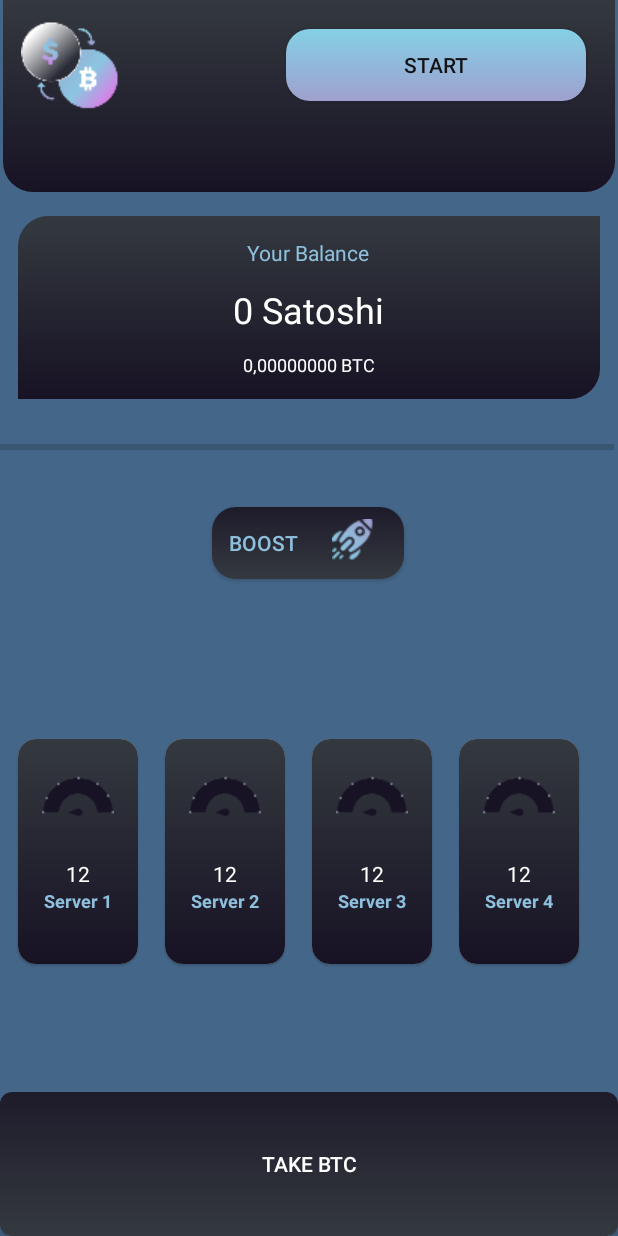
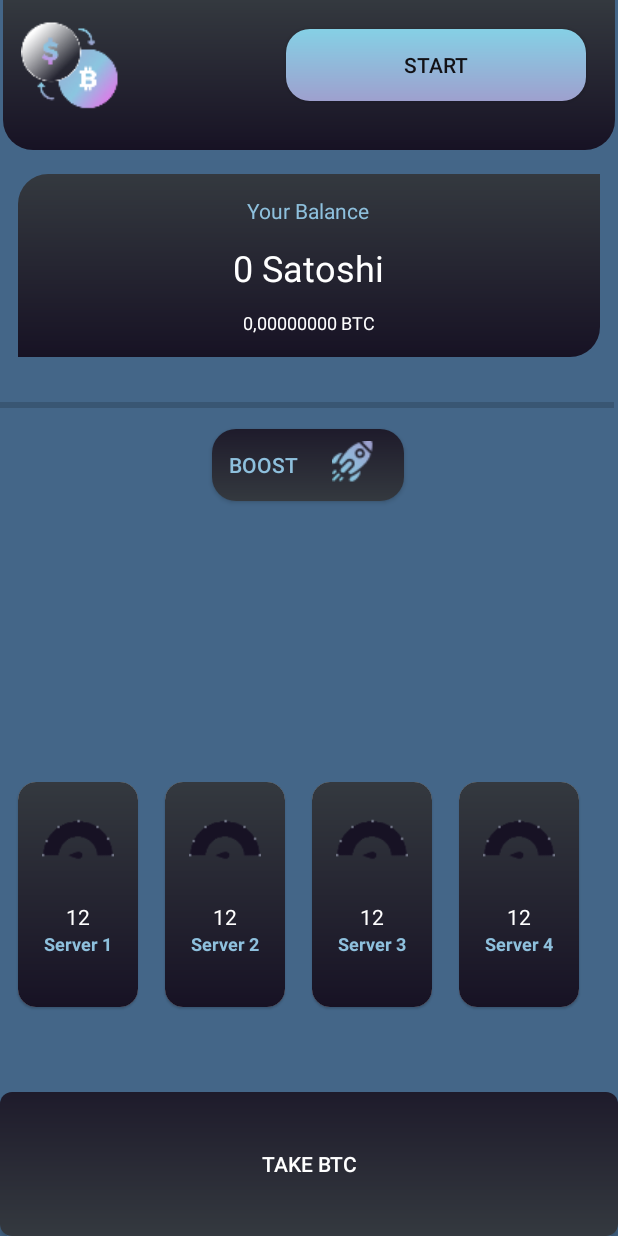
Before and after one commit to gorsyntora/BitWallet, an Android app: the screen it shows after launch (MainActivity), on a phone screen of 412 x 824 dp. Run offline under Robolectric (Android 15) with nearby library versions, the phone set to English and light mode, and no system bars; our stand-ins replace Room's generated code.

Commit message:
version 1.2

```diff
--- a/app/src/main/java/com/app/bitwallet/MainActivity.java
+++ b/app/src/main/java/com/app/bitwallet/MainActivity.java
@@ -81,7 +81,6 @@ public class MainActivity extends AppCompatActivity {
                             adapter.notifyItemChanged(finalI);
                         }, 2000L * finalI);
 
-
                     }
 
                 }
--- a/app/src/main/java/com/app/recycler/ItemViewAdapter.java
+++ b/app/src/main/java/com/app/recycler/ItemViewAdapter.java
@@ -31,7 +31,6 @@ public class ItemViewAdapter extends RecyclerView.Adapter<ItemViewAdapter.DataIt
     public DataItemHolder onCreateViewHolder(@NonNull ViewGroup parent, int viewType) {
 
         View recyclerViewItem = mLayoutInflater.inflate(R.layout.items_layout, parent, false);
-
         recyclerViewItem.setOnClickListener(v -> handleRecyclerItemClick((RecyclerView) parent, v));
         return new DataItemHolder(recyclerViewItem, context);
     }
--- a/app/src/main/res/layout/wallet_frame.xml
+++ b/app/src/main/res/layout/wallet_frame.xml
@@ -9,7 +9,7 @@
 
 
     <FrameLayout android:layout_width="match_parent"
-                 android:layout_height="128dp"
+                 android:layout_height="100dp"
                  style="@style/CustomCardViewStyle"
                  android:background="@drawable/background_top"
                  android:layout_marginRight="2dp"
@@ -93,16 +93,16 @@
             app:layout_constraintHorizontal_bias="0.498"
             app:layout_constraintEnd_toEndOf="parent"
             app:layout_constraintTop_toBottomOf="@+id/main_menu"
-            app:layout_constraintBottom_toTopOf="@+id/button" app:layout_constraintVertical_bias="0.205"
-            android:drawablePadding="12dp" android:layout_marginTop="72dp"/>
+
+            android:drawablePadding="12dp" android:layout_marginTop="48dp"/>
     <androidx.recyclerview.widget.RecyclerView
             android:layout_width="match_parent"
-            android:layout_height="200dp"
+            android:layout_height="164dp"
             android:id="@+id/content_view"
             app:layout_constraintTop_toTopOf="parent"
             app:layout_constraintBottom_toBottomOf="parent"
             app:layout_constraintVertical_bias="0.79"
-            tools:layout_editor_absoluteX="-50dp"/>
+            />
     <ProgressBar
             style="?android:attr/progressBarStyleHorizontal"
             android:orientation="horizontal"
```
